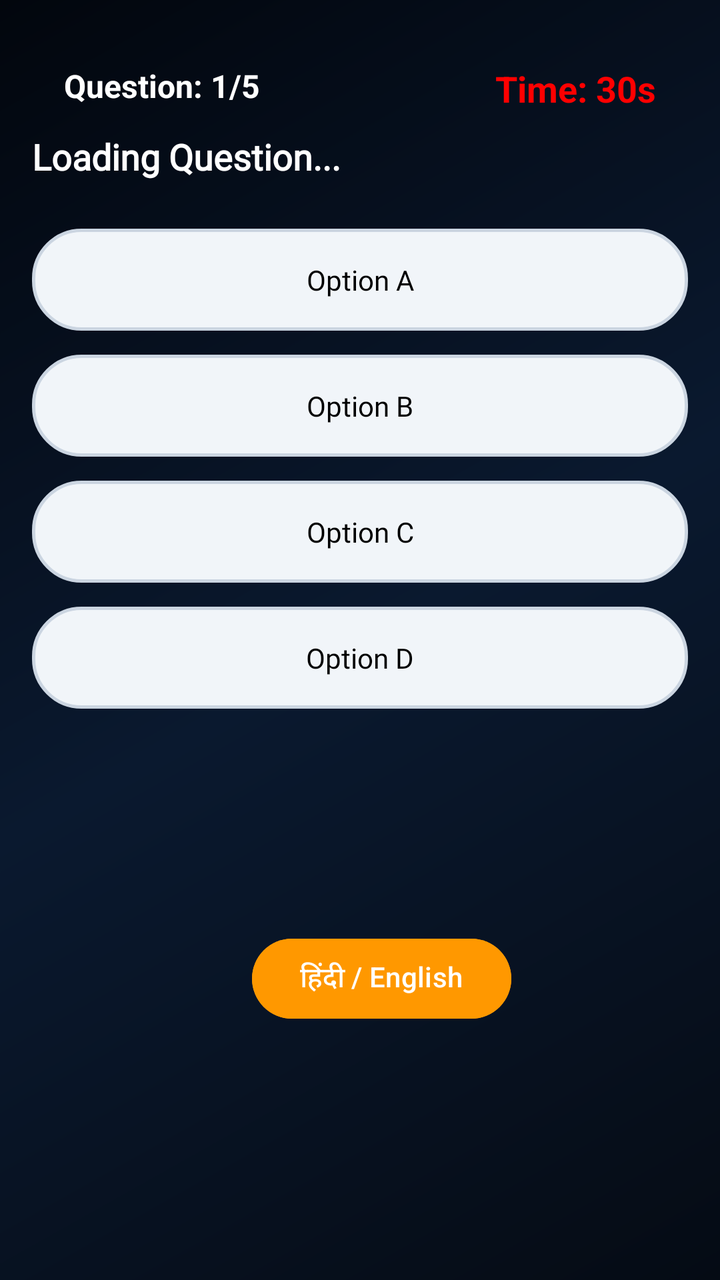
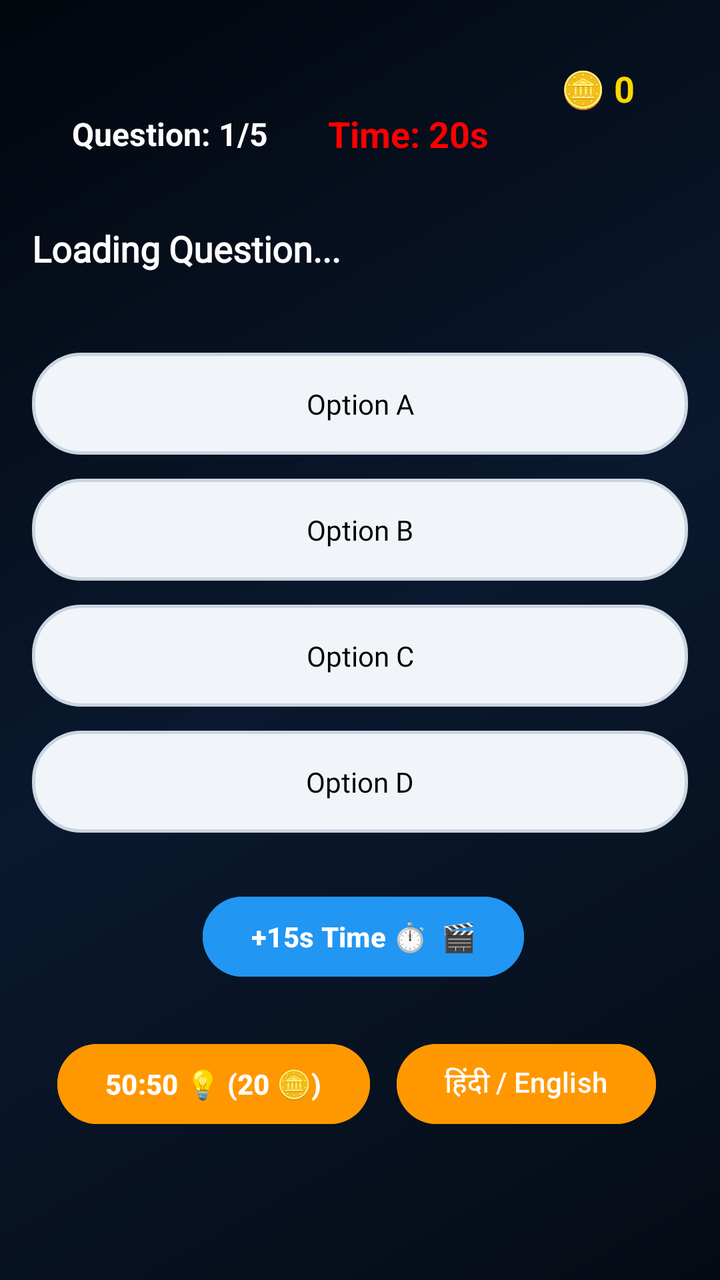

Before-and-after screenshots of an Android layout around one commit, followed by the original layout XML and the change that was made.
<!-- AndroidManifest.xml: application theme Theme.QuizApp -->
<!-- res/layout/activity_main.xml -->
<?xml version="1.0" encoding="utf-8"?>
<androidx.constraintlayout.widget.ConstraintLayout
    xmlns:android="http://schemas.android.com/apk/res/android"
    xmlns:app="http://schemas.android.com/apk/res-auto"
    xmlns:tools="http://schemas.android.com/tools"
    android:layout_width="match_parent"
    android:background="@drawable/question_bg"
    android:layout_height="match_parent"
    android:padding="16dp">
    <TextView
        android:id="@+id/tvTimer"
        android:layout_width="wrap_content"
        android:layout_height="wrap_content"
        android:text="Time: 30s"
        android:textSize="18sp"
        android:textStyle="bold"
        android:textColor="#FF0000"
        app:layout_constraintTop_toTopOf="parent"
        app:layout_constraintEnd_toEndOf="parent"
        android:layout_marginTop="16dp"
        android:layout_marginEnd="16dp"/>
    <TextView
        android:id="@+id/tvQuestionCounter"
        android:layout_width="wrap_content"
        android:layout_height="wrap_content"
        android:text="Question: 1/5"
        android:textSize="16sp"
        android:textStyle="bold"
        android:textColor="@color/white"
        app:layout_constraintTop_toTopOf="parent"
        app:layout_constraintStart_toStartOf="parent"
        android:layout_marginTop="16dp"
        android:layout_marginStart="16dp"/>
    
    <TextView
        android:id="@+id/tvQuestion"
        android:layout_width="0dp"
        android:layout_height="wrap_content"
        android:text="Loading Question..."
        android:textSize="18sp"
        android:textStyle="bold"
        android:textColor="@color/white"
        android:fontFamily="@font/lato_bold"
        android:layout_marginTop="50dp"
        app:layout_constraintTop_toTopOf="parent"
        app:layout_constraintStart_toStartOf="parent"
        app:layout_constraintEnd_toEndOf="parent" />

    
    <TextView
        android:id="@+id/tvOptionA"
        android:layout_width="0dp"
        android:layout_height="wrap_content"
        android:padding="16dp"
        android:layout_marginTop="24dp"
        android:background="@drawable/rounded_option_bg"
        android:text="Option A"
        android:gravity="center"
        android:textColor="@color/black"
        android:fontFamily="@font/lato_bold"
        android:backgroundTint="@null"
        app:layout_constraintTop_toBottomOf="@id/tvQuestion"
        app:layout_constraintStart_toStartOf="parent"
        app:layout_constraintEnd_toEndOf="parent" />

    
    <TextView
        android:id="@+id/tvOptionB"
        android:layout_width="0dp"
        android:layout_height="wrap_content"
        android:padding="16dp"
        android:layout_marginTop="12dp"
        android:background="@drawable/rounded_option_bg"
        android:textColor="@color/black"
        android:gravity="center"
        android:text="Option B"
        android:fontFamily="@font/lato_bold"
        app:layout_constraintTop_toBottomOf="@id/tvOptionA"
        app:layout_constraintStart_toStartOf="parent"
        app:layout_constraintEnd_toEndOf="parent" />

    
    <TextView
        android:id="@+id/tvOptionC"
        android:layout_width="0dp"
        android:layout_height="wrap_content"
        android:padding="16dp"
        android:layout_marginTop="12dp"
        android:background="@drawable/rounded_option_bg"
        android:textColor="@color/black"
        android:gravity="center"
        android:text="Option C"
        android:fontFamily="@font/lato_bold"
        app:layout_constraintTop_toBottomOf="@id/tvOptionB"
        app:layout_constraintStart_toStartOf="parent"
        app:layout_constraintEnd_toEndOf="parent" />

    
    <TextView
        android:id="@+id/tvOptionD"
        android:layout_width="0dp"
        android:layout_height="wrap_content"
        android:layout_marginTop="12dp"
        android:background="@drawable/rounded_option_bg"
        android:fontFamily="@font/lato_bold"
        android:gravity="center"
        android:padding="16dp"
        android:text="Option D"
        android:textColor="@color/black"
        app:layout_constraintEnd_toEndOf="parent"
        app:layout_constraintStart_toStartOf="parent"
        app:layout_constraintTop_toBottomOf="@id/tvOptionC" />

    <Button
        android:id="@+id/btnLanguageToggle"
        android:layout_width="wrap_content"
        android:layout_height="wrap_content"
        android:layout_alignParentTop="true"
        android:layout_alignParentEnd="true"
        android:layout_margin="16dp"
        android:layout_marginTop="84dp"
        android:backgroundTint="#FF9800"
        android:text="हिंदी / English"
        android:textColor="#FFFFFF"
        app:layout_constraintBottom_toBottomOf="parent"
        app:layout_constraintEnd_toEndOf="parent"
        app:layout_constraintHorizontal_bias="0.566"
        app:layout_constraintStart_toStartOf="parent"
        app:layout_constraintTop_toBottomOf="@+id/tvOptionD" />


</androidx.constraintlayout.widget.ConstraintLayout>
<!-- resources referenced by this layout -->
<resources>
  <color name="black">#FF000000</color>
  <color name="white">#FFFFFFFF</color>
  <!-- drawable question_bg (drawable) -->
  <?xml version="1.0" encoding="utf-8"?>
  <shape xmlns:android="http://schemas.android.com/apk/res/android"
      android:shape="rectangle">
  
      
      <gradient
          android:startColor="#050B14"
          android:centerColor="#0A192F"
          android:endColor="#02060D"
          android:angle="135" />
  
  </shape>
  <!-- drawable rounded_option_bg (drawable) -->
  <?xml version="1.0" encoding="utf-8"?>
  <shape xmlns:android="http://schemas.android.com/apk/res/android"
      android:shape="rectangle">
  
      
      <corners android:radius="24dp" />
  
      
      <solid android:color="#F1F5F9" />
  
      
      <stroke
          android:width="1.5dp"
          android:color="#CBD5E1" />
  
      
      <padding
          android:left="16dp"
          android:top="12dp"
          android:right="16dp"
          android:bottom="12dp" />
  </shape>
  <style name="Theme.QuizApp" parent="Base.Theme.QuizApp" />
  <style name="Base.Theme.QuizApp" parent="Theme.Material3.DayNight.NoActionBar">
          
          
      </style>
</resources>

<!-- the commit's change to res/layout/activity_main.xml (unified diff, before → after) -->
@@ -7,101 +7,120 @@
     android:background="@drawable/question_bg"
     android:layout_height="match_parent"
     android:padding="16dp">
+
+
+    <TextView
+        android:id="@+id/tvCoinCounter"
+        android:layout_width="wrap_content"
+        android:layout_height="wrap_content"
+        android:layout_gravity="end"
+        android:layout_marginTop="8dp"
+        android:padding="8dp"
+        android:text="🪙 0"
+        android:textColor="#FFD700"
+        android:textSize="18sp"
+        android:textStyle="bold"
+        app:layout_constraintEnd_toEndOf="parent"
+        app:layout_constraintHorizontal_bias="0.932"
+        app:layout_constraintStart_toStartOf="parent"
+        app:layout_constraintTop_toTopOf="parent" />
+
     <TextView
         android:id="@+id/tvTimer"
         android:layout_width="wrap_content"
         android:layout_height="wrap_content"
-        android:text="Time: 30s"
+        android:layout_marginStart="30dp"
+        android:text="Time: 20s"
+        android:textColor="#FF0000"
         android:textSize="18sp"
         android:textStyle="bold"
-        android:textColor="#FF0000"
-        app:layout_constraintTop_toTopOf="parent"
-        app:layout_constraintEnd_toEndOf="parent"
-        android:layout_marginTop="16dp"
-        android:layout_marginEnd="16dp"/>
+        app:layout_constraintBottom_toBottomOf="@+id/tvQuestionCounter"
+        app:layout_constraintStart_toEndOf="@+id/tvQuestionCounter"
+        app:layout_constraintTop_toTopOf="@+id/tvQuestionCounter" />
+
     <TextView
         android:id="@+id/tvQuestionCounter"
         android:layout_width="wrap_content"
         android:layout_height="wrap_content"
+        android:layout_marginStart="20dp"
+        android:layout_marginTop="40dp"
         android:text="Question: 1/5"
+        android:textColor="@color/white"
         android:textSize="16sp"
         android:textStyle="bold"
+        app:layout_constraintStart_toStartOf="parent"
+        app:layout_constraintTop_toTopOf="parent" />
+
+    <TextView
+        android:id="@+id/tvQuestion"
+        android:layout_width="0dp"
+        android:layout_height="wrap_content"
+        android:layout_marginTop="96dp"
+        android:fontFamily="@font/lato_bold"
+        android:text="Loading Question..."
         android:textColor="@color/white"
-        app:layout_constraintTop_toTopOf="parent"
-        app:layout_constraintStart_toStartOf="parent"
-        android:layout_marginTop="16dp"
-        android:layout_marginStart="16dp"/>
-    
-    <TextView
-        android:id="@+id/tvQuestion"
-        android:layout_width="0dp"
-        android:layout_height="wrap_content"
-        android:text="Loading Question..."
         android:textSize="18sp"
         android:textStyle="bold"
-        android:textColor="@color/white"
-        android:fontFamily="@font/lato_bold"
-        android:layout_marginTop="50dp"
-        app:layout_constraintTop_toTopOf="parent"
+        app:layout_constraintEnd_toEndOf="parent"
+        app:layout_constraintHorizontal_bias="0.0"
+        app:layout_constraintStart_toStartOf="parent"
+        app:layout_constraintTop_toTopOf="parent" />
+
+    <TextView
+        android:id="@+id/tvOptionA"
+        android:layout_width="0dp"
+        android:layout_height="wrap_content"
+        android:layout_marginTop="40dp"
+        android:background="@drawable/rounded_option_bg"
+        android:backgroundTint="@null"
+        android:fontFamily="@font/lato_bold"
+        android:gravity="center"
+        android:padding="16dp"
+        android:text="Option A"
+        android:textColor="@color/black"
+        app:layout_constraintEnd_toEndOf="parent"
+        app:layout_constraintStart_toStartOf="parent"
+        app:layout_constraintTop_toBottomOf="@id/tvQuestion" />
+
+    
+    <TextView
+        android:id="@+id/tvOptionB"
+        android:layout_width="0dp"
+        android:layout_height="wrap_content"
+        android:padding="16dp"
+        android:layout_marginTop="12dp"
+        android:background="@drawable/rounded_option_bg"
+        android:textColor="@color/black"
+        android:gravity="center"
+        android:text="Option B"
+        android:fontFamily="@font/lato_bold"
+        app:layout_constraintTop_toBottomOf="@id/tvOptionA"
         app:layout_constraintStart_toStartOf="parent"
         app:layout_constraintEnd_toEndOf="parent" />
 
     
     <TextView
-        android:id="@+id/tvOptionA"
-        android:layout_width="0dp"
-        android:layout_height="wrap_content"
-        android:padding="16dp"
-        android:layout_marginTop="24dp"
-        android:background="@drawable/rounded_option_bg"
-        android:text="Option A"
-        android:gravity="center"
-        android:textColor="@color/black"
-        android:fontFamily="@font/lato_bold"
-        android:backgroundTint="@null"
-        app:layout_constraintTop_toBottomOf="@id/tvQuestion"
+        android:id="@+id/tvOptionC"
+        android:layout_width="0dp"
+        android:layout_height="wrap_content"
+        android:padding="16dp"
+        android:layout_marginTop="12dp"
+        android:background="@drawable/rounded_option_bg"
+        android:textColor="@color/black"
+        android:gravity="center"
+        android:text="Option C"
+        android:fontFamily="@font/lato_bold"
+        app:layout_constraintTop_toBottomOf="@id/tvOptionB"
         app:layout_constraintStart_toStartOf="parent"
         app:layout_constraintEnd_toEndOf="parent" />
 
     
     <TextView
-        android:id="@+id/tvOptionB"
-        android:layout_width="0dp"
-        android:layout_height="wrap_content"
-        android:padding="16dp"
+        android:id="@+id/tvOptionD"
+        android:layout_width="0dp"
+        android:layout_height="wrap_content"
         android:layout_marginTop="12dp"
         android:background="@drawable/rounded_option_bg"
-        android:textColor="@color/black"
-        android:gravity="center"
-        android:text="Option B"
-        android:fontFamily="@font/lato_bold"
-        app:layout_constraintTop_toBottomOf="@id/tvOptionA"
-        app:layout_constraintStart_toStartOf="parent"
-        app:layout_constraintEnd_toEndOf="parent" />
-
-    
-    <TextView
-        android:id="@+id/tvOptionC"
-        android:layout_width="0dp"
-        android:layout_height="wrap_content"
-        android:padding="16dp"
-        android:layout_marginTop="12dp"
-        android:background="@drawable/rounded_option_bg"
-        android:textColor="@color/black"
-        android:gravity="center"
-        android:text="Option C"
-        android:fontFamily="@font/lato_bold"
-        app:layout_constraintTop_toBottomOf="@id/tvOptionB"
-        app:layout_constraintStart_toStartOf="parent"
-        app:layout_constraintEnd_toEndOf="parent" />
-
-    
-    <TextView
-        android:id="@+id/tvOptionD"
-        android:layout_width="0dp"
-        android:layout_height="wrap_content"
-        android:layout_marginTop="12dp"
-        android:background="@drawable/rounded_option_bg"
         android:fontFamily="@font/lato_bold"
         android:gravity="center"
         android:padding="16dp"
@@ -110,6 +129,28 @@
         app:layout_constraintEnd_toEndOf="parent"
         app:layout_constraintStart_toStartOf="parent"
         app:layout_constraintTop_toBottomOf="@id/tvOptionC" />
+    
+
+    <Button
+        android:id="@+id/btnLifeline5050"
+        android:layout_width="wrap_content"
+        android:layout_height="wrap_content"
+        android:layout_gravity="center_horizontal"
+        android:layout_marginVertical="8dp"
+        android:backgroundTint="#FF9800"
+        android:text="50:50 💡 (20 🪙)"
+        android:textColor="#FFFFFF"
+        android:textSize="14sp"
+        android:textStyle="bold"
+        app:layout_constraintBottom_toBottomOf="@+id/btnLanguageToggle"
+        app:layout_constraintEnd_toStartOf="@+id/btnLanguageToggle"
+        app:layout_constraintHorizontal_bias="0.486"
+        app:layout_constraintStart_toStartOf="parent"
+        app:layout_constraintTop_toTopOf="@+id/btnLanguageToggle" />
+
+    
+
+    
 
     <Button
         android:id="@+id/btnLanguageToggle"
@@ -118,15 +159,46 @@
         android:layout_alignParentTop="true"
         android:layout_alignParentEnd="true"
         android:layout_margin="16dp"
-        android:layout_marginTop="84dp"
+        android:layout_marginEnd="16dp"
         android:backgroundTint="#FF9800"
         android:text="हिंदी / English"
         android:textColor="#FFFFFF"
         app:layout_constraintBottom_toBottomOf="parent"
         app:layout_constraintEnd_toEndOf="parent"
-        app:layout_constraintHorizontal_bias="0.566"
-        app:layout_constraintStart_toStartOf="parent"
-        app:layout_constraintTop_toBottomOf="@+id/tvOptionD" />
+        app:layout_constraintHorizontal_bias="1.0"
+        app:layout_constraintStart_toEndOf="@+id/btnLifeline5050"
+        app:layout_constraintStart_toStartOf="parent"
+        app:layout_constraintTop_toBottomOf="@+id/btnExtraTime"
+        app:layout_constraintVertical_bias="0.189" />
+
+    <Button
+        android:id="@+id/btnExtraTime"
+        android:layout_width="wrap_content"
+        android:layout_height="wrap_content"
+        android:layout_gravity="center_horizontal"
+        android:layout_marginVertical="4dp"
+        android:layout_marginTop="40dp"
+        android:backgroundTint="#2196F3"
+        android:text="+15s Time ⏱️  🎬"
+        android:textColor="#FFFFFF"
+        android:textSize="14sp"
+        android:textStyle="bold"
+        app:layout_constraintBottom_toTopOf="@+id/bannerAdContainer"
+        app:layout_constraintEnd_toEndOf="parent"
+        app:layout_constraintHorizontal_bias="0.509"
+        app:layout_constraintStart_toStartOf="parent"
+        app:layout_constraintTop_toBottomOf="@+id/tvOptionD"
+        app:layout_constraintVertical_bias="0.257" />
+
+    <FrameLayout
+        android:id="@+id/bannerAdContainer"
+        android:layout_width="match_parent"
+        android:layout_height="50dp"
+        android:layout_gravity="bottom"
+        android:layout_marginBottom="8dp"
+        app:layout_constraintBottom_toBottomOf="parent"
+        app:layout_constraintEnd_toEndOf="parent"
+        app:layout_constraintStart_toStartOf="parent" />
 
 
 </androidx.constraintlayout.widget.ConstraintLayout>
